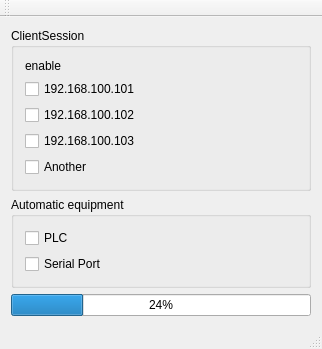
blacksherry0831/slicOutDoorParallelCollection.Spiral, file trunk/ProjectCode/SGVcode/crack_detect_plc_control/mainwindow.ui: the form before one commit.
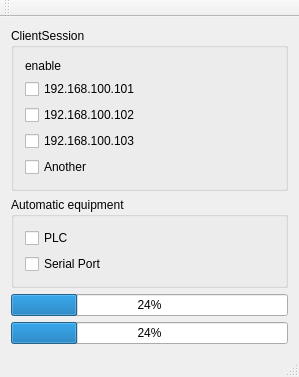
The form after the commit.

Diff of the .ui file:
```diff
--- a/trunk/ProjectCode/SGVcode/crack_detect_plc_control/mainwindow.ui
+++ b/trunk/ProjectCode/SGVcode/crack_detect_plc_control/mainwindow.ui
@@ -6,8 +6,8 @@
    <rect>
     <x>0</x>
     <y>0</y>
-    <width>322</width>
-    <height>317</height>
+    <width>299</width>
+    <height>343</height>
    </rect>
   </property>
   <property name="windowTitle">
@@ -113,6 +113,13 @@
           </property>
          </widget>
         </item>
+        <item>
+         <widget class="QProgressBar" name="progressBar_sjts_step_motor">
+          <property name="value">
+           <number>24</number>
+          </property>
+         </widget>
+        </item>
        </layout>
       </item>
      </layout>
```
Left out of the diff: 2 changed lines with no effect on the pictures.
